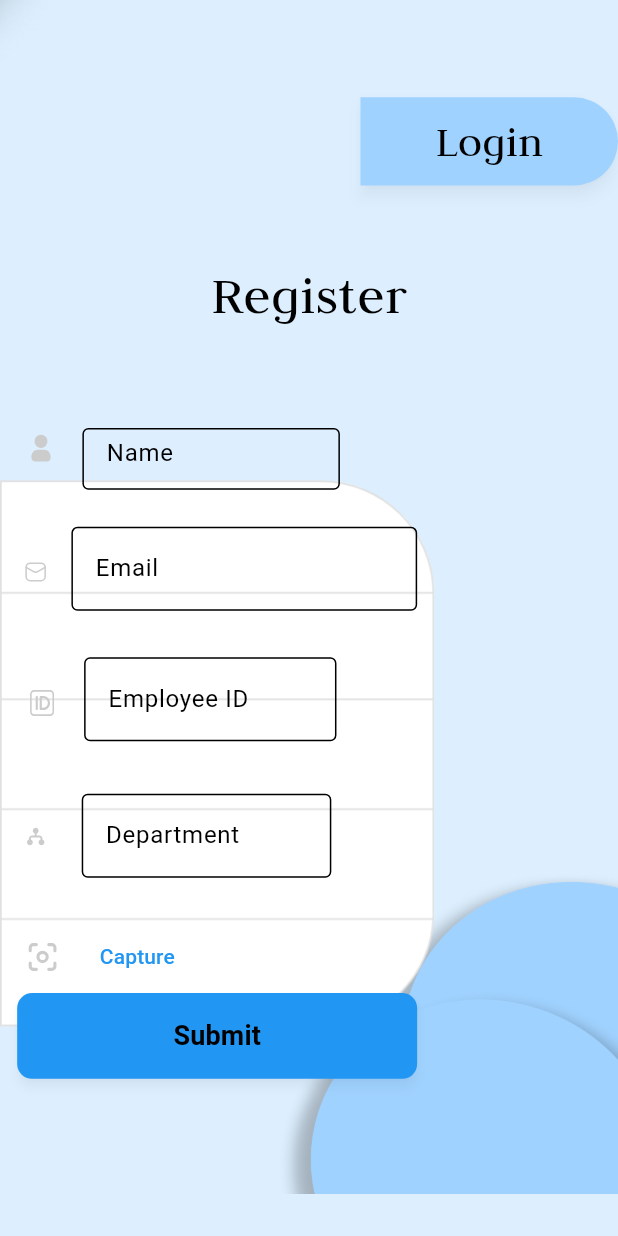
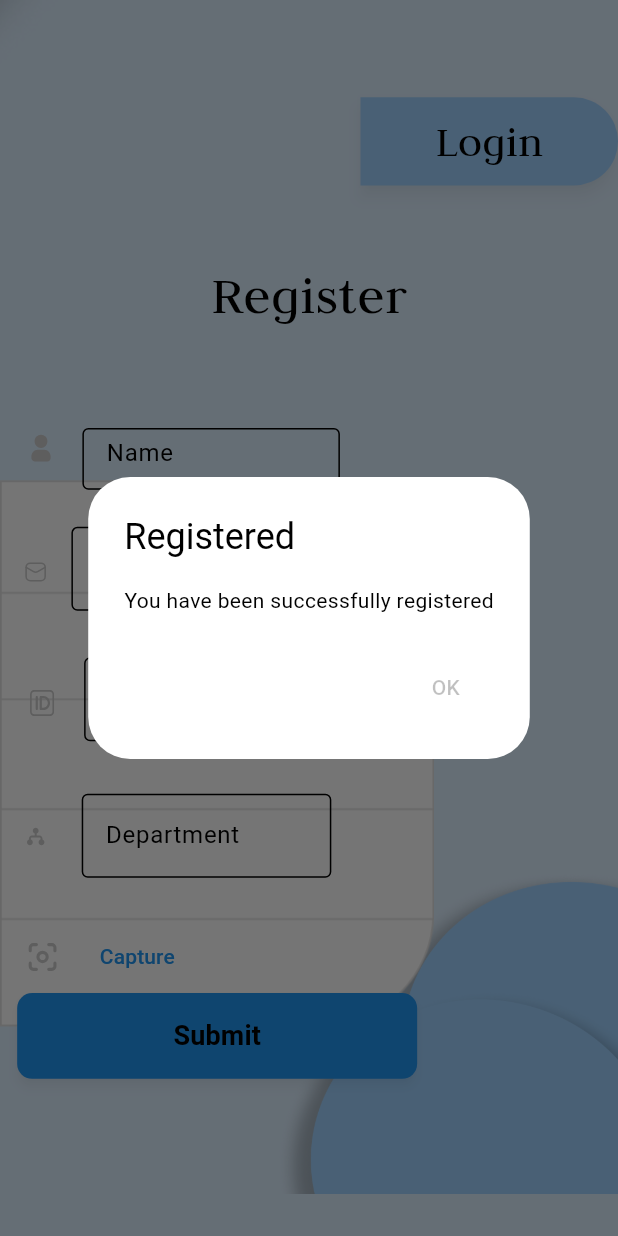
Before and after one commit to pranitdas8/attendance, a Flutter app: the AndroidLarge1RegisterScreen screen opened by its route, after a tap on "Login", on a phone screen of 412 x 824 dp. Run offline on Flutter 3.47's test engine with Material 3 defaults, Android fonts, the phone set to English and light mode, and no system bars; our stand-ins replace cached_network_image, cloud_firestore, firebase_core, firebase_storage, flutter_svg, flutter_svg_provider and 2 more; accounts and stored records are empty.

```diff
--- a/lib/presentation/android_large_1_register_screen/android_large_1_register_screen.dart
+++ b/lib/presentation/android_large_1_register_screen/android_large_1_register_screen.dart
@@ -292,12 +292,39 @@ class _AndroidLarge1RegisterScreenState
   }
 
   void _storeDataInFirestore() async {
+    // Check if employee ID already exists
+    QuerySnapshot querySnapshot = await FirebaseFirestore.instance
+        .collection("Registration")
+        .where("employee_id", isEqualTo: employeeIdController.text)
+        .get();
+
+    if (querySnapshot.docs.isNotEmpty) {
+      // If employee ID already exists, display error message
+      showDialog(
+        context: context,
+        builder: (BuildContext context) {
+          return AlertDialog(
+            title: Text("Error"),
+            content: Text("Employee ID already exists"),
+            actions: [
+              TextButton(
+                onPressed: () {
+                  Navigator.of(context).pop();
+                },
+                child: Text("OK"),
+              ),
+            ],
+          );
+        },
+      );
+      return; // Exit the function if employee ID already exists
+    }
+
     // Upload image to Firebase Storage
     if (_imageFile != null) {
       try {
         // Create a reference to the image file in Firebase Storage
-        String fileName = employeeIdController.text +
-            '.jpg'; // Name the image using employee ID
+        String fileName = employeeIdController.text + '.jpg';
         firebase_storage.Reference ref =
             firebase_storage.FirebaseStorage.instance.ref().child(fileName);
 
@@ -316,6 +343,9 @@ class _AndroidLarge1RegisterScreenState
           "image_url": imageUrl,
         });
 
+        // Show registered message
+        _showRegisteredMessage();
+
         print("Data stored successfully with image URL: $imageUrl");
       } catch (error) {
         print("Error uploading image to Firebase Storage: $error");
@@ -329,7 +359,31 @@ class _AndroidLarge1RegisterScreenState
         "department": departmentController.text,
       });
 
+      // Show registered message
+      _showRegisteredMessage();
+
       print("Data stored successfully without image URL");
     }
   }
+
+  // Function to show registered message
+  void _showRegisteredMessage() {
+    showDialog(
+      context: context,
+      builder: (BuildContext context) {
+        return AlertDialog(
+          title: Text("Registered"),
+          content: Text("You have been successfully registered"),
+          actions: [
+            TextButton(
+              onPressed: () {
+                Navigator.of(context).pop();
+              },
+              child: Text("OK"),
+            ),
+          ],
+        );
+      },
+    );
+  }
 }
```
